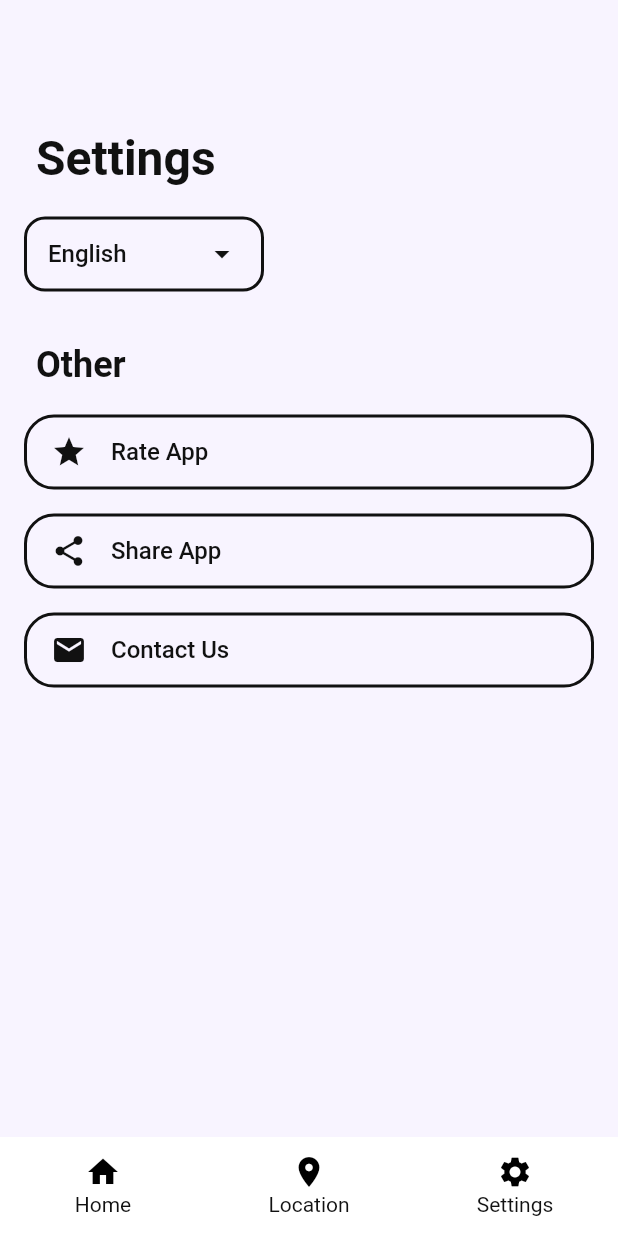
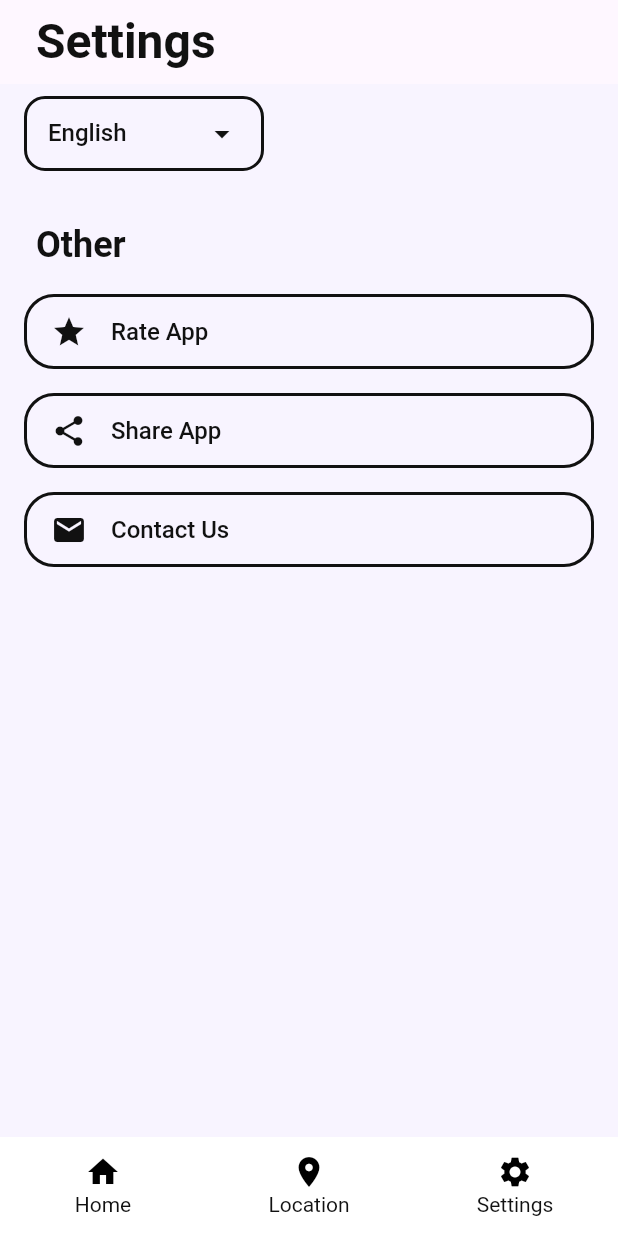
Before and after one commit to matviizakrevskyi/Test_Project, a Flutter app: the screen it shows after launch, item 3 of the bottom bar chosen, on a phone screen of 412 x 824 dp. Run offline on Flutter 3.47's test engine with Material 3 defaults, Android fonts, the phone set to English and light mode, and no system bars; drawn by our look-alikes of dropdown_button2; our stand-ins replace dio, easy_localization, flutter_bloc, flutter_map, latlong2, share_plus; missing offline and left inert: rate_my_app; network calls fail.

Commit message:
update second screen

```diff
--- a/lib/views/location/location_cubit.dart
+++ b/lib/views/location/location_cubit.dart
@@ -1,13 +1,20 @@
 import 'package:flutter_bloc/flutter_bloc.dart';
+import 'package:flutter_map/flutter_map.dart';
 import 'package:test_project/usecases/get_location_data.dart';
 import 'package:test_project/views/location/location_state.dart';
 
 class LocationCubit extends Cubit<LocationState> {
-  LocationCubit() : super(LocationState(false));
+  late final MapController mapController;
 
-  getData() async {
+  LocationCubit() : super(LocationState(true, null)) {
+    mapController = MapController();
+    fetchData();
+  }
+
+  fetchData() async {
+    emit(state.copyWith(isLoading: true));
     final getDataUseCase = GetLocationDataUseCase();
     final location = await getDataUseCase.execute();
-    print(location);
+    emit(state.copyWith(locationData: location, isLoading: false));
   }
 }
--- a/lib/views/settings/settings_screen.dart
+++ b/lib/views/settings/settings_screen.dart
@@ -12,25 +12,21 @@ class SettingsScreen extends StatelessWidget {
   @override
   Widget build(BuildContext context) {
     final cubit = context.read<SettingsCubit>();
-    return Column(
-      children: [
-        SizedBox(
-          height: MediaQuery.of(context).size.height * 0.1,
-        ),
-        const Row(
-          mainAxisAlignment: MainAxisAlignment.start,
-          children: [
-            SizedBox(
-              width: 24,
-            ),
-            Text(
+    return Scaffold(
+      backgroundColor: CustomColors.main,
+      appBar: AppBar(
+        title: const Padding(
+          padding: EdgeInsets.only(left: 8),
+          child: Text(
             "Settings",
             style: CustomTextStyles.h1,
           ),
-          ],
         ),
+      ),
+      body: Column(
+        children: [
           const SizedBox(
-          height: 16,
+            height: 8,
           ),
           Row(
             mainAxisAlignment: MainAxisAlignment.start,
@@ -93,6 +89,7 @@ class SettingsScreen extends StatelessWidget {
             },
           ),
         ],
+      ),
     );
   }
 }
--- a/pubspec.yaml
+++ b/pubspec.yaml
@@ -42,6 +42,8 @@ dependencies:
   rate_my_app: ^2.0.0
   dio: ^5.4.3+1
   json_annotation: ^4.9.0
+  flutter_map: ^6.1.0
+  latlong2: ^0.9.1
 
 dev_dependencies:
   flutter_test:
```
Also changed, not shown: lib/views/home/home_screen.dart (+12 -1 lines), lib/views/location/location_screen.dart (+95 -4 lines), lib/views/location/location_state.dart (+6 -2 lines), lib/views/widgets/location_info_widget.dart (added, +99 -0 lines), pubspec.lock. Lines whose indentation alone changed are shown as unchanged.
